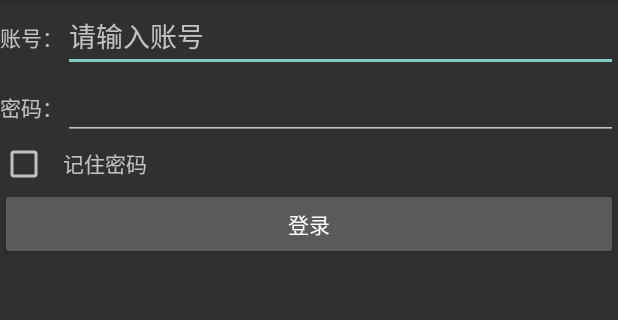
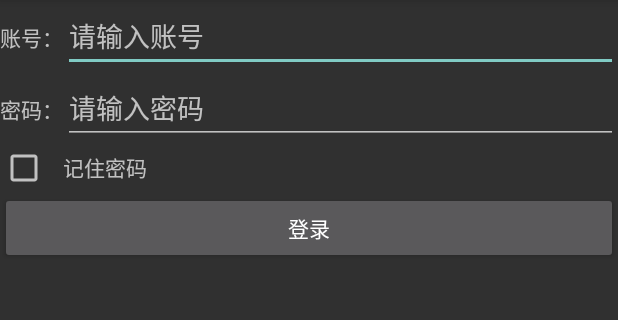
Before and after one commit to Longder/BroadcastBestPractice, an Android app: the screen it shows after launch (LoginActivity), on a phone screen of 412 x 824 dp, the part 84-404 px from its top. Run offline under Robolectric (Android 15) with nearby library versions, the phone set to English and light mode, and no system bars.

Commit message:
增加记住密码功能

```diff
--- a/app/src/main/java/com/longder/broadcastbestpractice/LoginActivity.java
+++ b/app/src/main/java/com/longder/broadcastbestpractice/LoginActivity.java
@@ -1,9 +1,12 @@
 package com.longder.broadcastbestpractice;
 
 import android.content.Intent;
+import android.content.SharedPreferences;
 import android.os.Bundle;
+import android.preference.PreferenceManager;
 import android.view.View;
 import android.widget.Button;
+import android.widget.CheckBox;
 import android.widget.EditText;
 import android.widget.Toast;
 
@@ -11,23 +14,55 @@ import android.widget.Toast;
  * Created by Longder on 2016/5/18.
  */
 public class LoginActivity extends BaseActivity {
+    private SharedPreferences pref;
+    private SharedPreferences.Editor editor;
     private EditText accountEdit;
     private EditText passwordEdit;
     private Button login;
+    private CheckBox rememberPassword;
 
     @Override
     protected void onCreate(Bundle savedInstanceState) {
         super.onCreate(savedInstanceState);
         setContentView(R.layout.login);
+        /**
+         * 获取SharedPreferences对象。
+         * 该方式：自动使用当前应用程序的包名作为前缀来命名SharedPreferences文件
+         */
+        pref = PreferenceManager.getDefaultSharedPreferences(this);
+
         accountEdit = (EditText) findViewById(R.id.account);
         passwordEdit = (EditText) findViewById(R.id.password);
         login = (Button) findViewById(R.id.login);
+        rememberPassword = (CheckBox) findViewById(R.id.remember_pass);
+        //获取默认SharedPreferences中的数据（之前登陆时已经存储）
+        boolean isRemembered = pref.getBoolean("remember_password", false);
+        //去过记住了密码，就把账号和密码放入文本框中
+        if (isRemembered) {
+            String account = pref.getString("account", "");
+            String password = pref.getString("password", "");
+            accountEdit.setText(account);
+            passwordEdit.setText(password);
+        }
+
         login.setOnClickListener(new View.OnClickListener() {
             @Override
             public void onClick(View v) {
                 String account = accountEdit.getText().toString();
                 String password = passwordEdit.getText().toString();
                 if ("admin".equals(account) && "123456".equals(password)) {
+                    //获取到SharedPreferences.Editor对象，用来存储数据
+                    editor = pref.edit();
+                    //检查记住密码的Checkbox是否选中
+                    if (rememberPassword.isChecked()) {
+                        editor.putBoolean("remember_password", true);
+                        editor.putString("account", account);
+                        editor.putString("password", password);
+                    } else {
+                        //如果未选中就清空editor
+                        editor.clear();
+                    }
+                    editor.apply();
                     Intent intent = new Intent(LoginActivity.this, MainActivity.class);
                     startActivity(intent);
                 } else {
--- a/app/src/main/res/layout/login.xml
+++ b/app/src/main/res/layout/login.xml
@@ -25,9 +25,11 @@
         <EditText
             android:id="@+id/password"
             android:layout_height="wrap_content"
+            android:hint="请输入密码"
             android:inputType="textPassword" />
     </TableRow>
 
+    <!--记住密码选项-->
     <TableRow>
 
         <CheckBox
```
